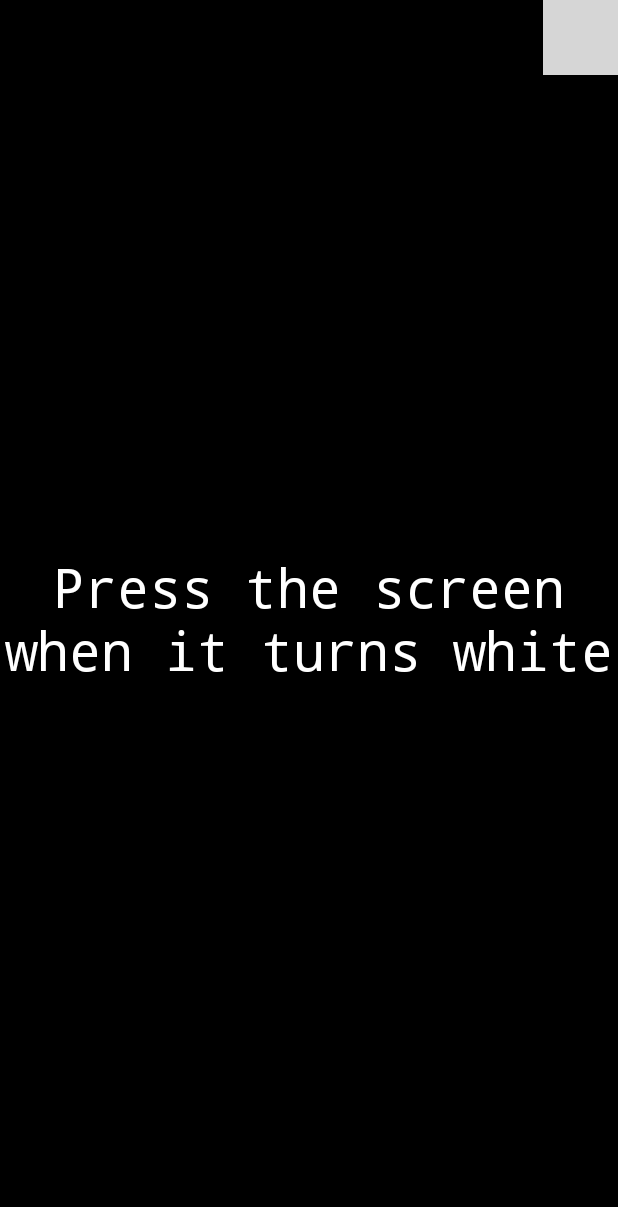
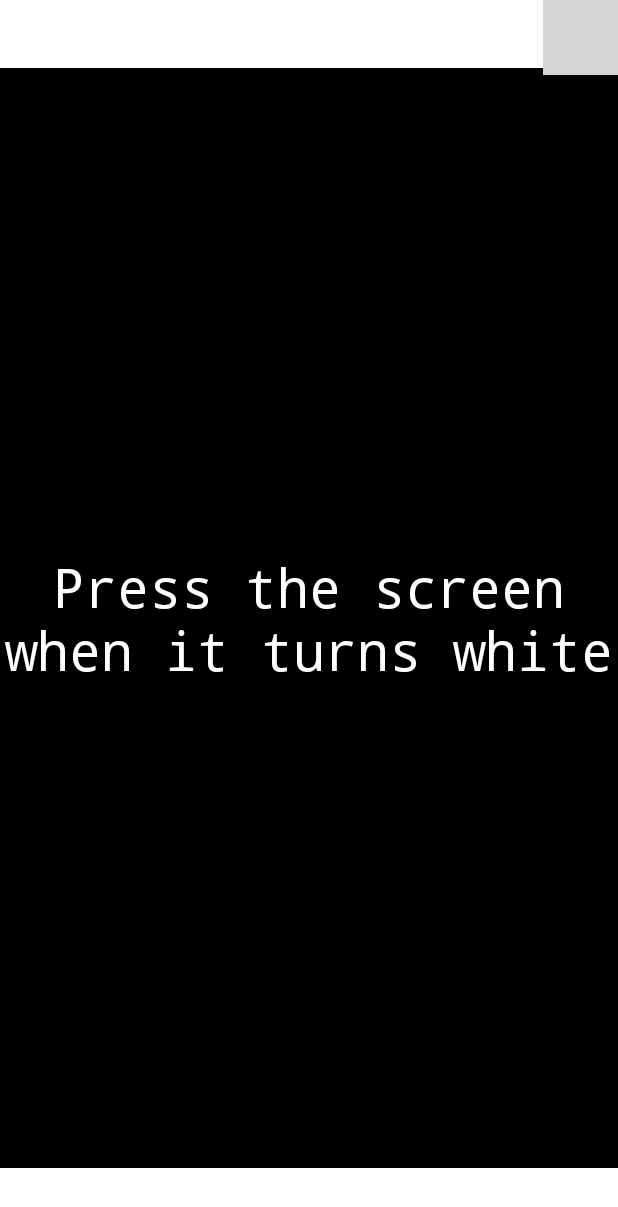
Before and after one commit to Fajlix/and-I-OOPP, an Android app: the screen it shows after launch (MainActivity before the commit, ReactionTestActivity after it), on a phone screen of 412 x 824 dp. Shown: the top 1207 px of the screen. Run offline under Robolectric (Android 15) with nearby library versions, the phone set to English and light mode, and no system bars; grey boxes are pictures that could not be loaded.

Commit message:
Added xml components to the reactiontest logic

```diff
--- a/app/src/main/AndroidManifest.xml
+++ b/app/src/main/AndroidManifest.xml
@@ -18,6 +18,9 @@
                 <category android:name="android.intent.category.LAUNCHER" />
             </intent-filter>
         </activity>
+        <activity
+            android:name=".ReactionTestActivity">
+        </activity>
     </application>
 
 </manifest>
--- a/app/src/main/java/com/example/graymatter/MainActivity.java
+++ b/app/src/main/java/com/example/graymatter/MainActivity.java
@@ -1,5 +1,6 @@
 package com.example.graymatter;
 
+import android.content.Intent;
 import android.os.Bundle;
 
 import androidx.appcompat.app.AppCompatActivity;
@@ -11,6 +12,8 @@ public class MainActivity extends AppCompatActivity {
         super.onCreate(savedInstanceState);
         setContentView(R.layout.reaction_test);
 
+        Intent intent = new Intent(this, ReactionTestActivity.class);
+        startActivity(intent);
     }
 
 }
--- /dev/null
+++ b/app/src/main/java/com/example/graymatter/ReactionTestActivity.java
@@ -0,0 +1,43 @@
+package com.example.graymatter;
+
+import android.os.Bundle;
+import android.view.View;
+import android.widget.ImageView;
+import android.widget.TextView;
+
+import androidx.appcompat.app.AppCompatActivity;
+import androidx.constraintlayout.widget.ConstraintLayout;
+
+import org.w3c.dom.Text;
+
+public class ReactionTestActivity extends AppCompatActivity {
+    private ReactionTime reactionTime;
+
+
+    @Override
+    protected void onCreate(Bundle savedInstanceState) {
+        super.onCreate(savedInstanceState);
+        setContentView(R.layout.reaction_test);
+        reactionTime = new ReactionTime();
+        final ReactionTestActivity rTA = this;
+
+        final TextView reactionTestDescription = (TextView) findViewById(R.id.reactionTestDescription);
+        reactionTestDescription.setOnClickListener(new View.OnClickListener() {
+            @Override
+            public void onClick(View view) {
+                reactionTime.StartGame(rTA);
+                //ändra färg till väntafärg
+            }
+        });
+
+        ImageView reactionTestClose = (ImageView) findViewById(R.id.reactionTestClose);
+    }
+    public void setColorNow(){
+        final TextView reactionTestDescription = (TextView) findViewById(R.id.reactionTestDescription);
+        reactionTestDescription.setTextColor(0xff000000);
+        reactionTestDescription.setText("NOW");
+        reactionTestDescription.setBackgroundColor(0xffffffff);
+    }
+
+
+}
--- a/app/src/main/res/layout/reaction_test.xml
+++ b/app/src/main/res/layout/reaction_test.xml
@@ -5,7 +5,7 @@
     android:id="@+id/container"
     android:layout_width="match_parent"
     android:layout_height="match_parent"
-    android:background="#000000"
+    android:background="#FFFFFF"
     android:clickable="true">
 
     <!--    <include
@@ -24,9 +24,10 @@
 
     <TextView
         android:id="@+id/reactionTestDescription"
-        android:layout_width="wrap_content"
-        android:layout_height="wrap_content"
+        android:layout_width="412dp"
+        android:layout_height="733dp"
         android:layout_centerHorizontal="true"
+        android:background="#000000"
         android:clickable="true"
         android:fontFamily="monospace"
         android:gravity="center"
```
Also changed, not shown: app/src/main/java/com/example/graymatter/ReactionTime.java (+9 -2 lines), app/gradle/wrapper/gradle-wrapper.properties (added), 4 other files.
